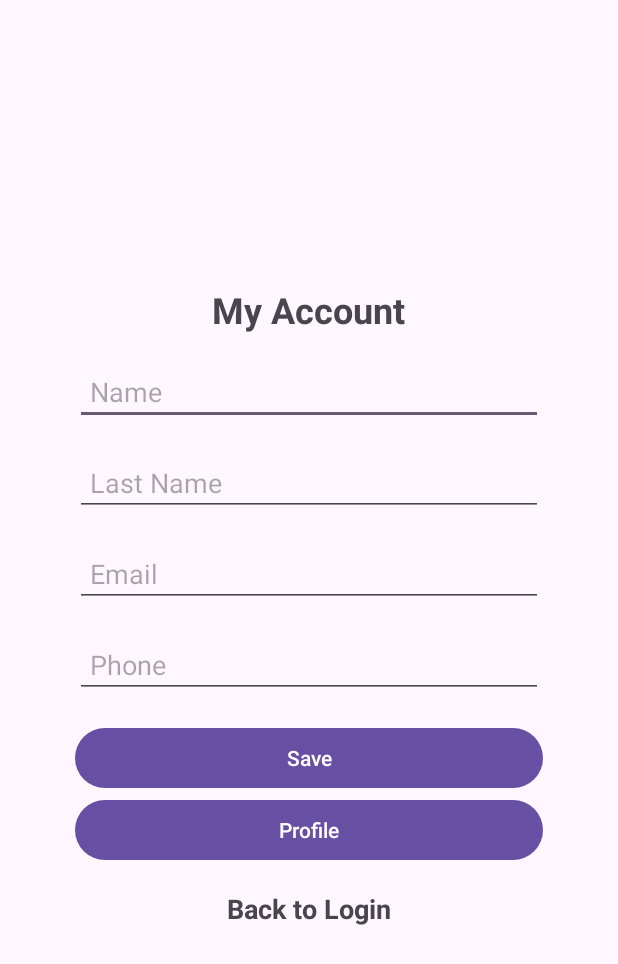
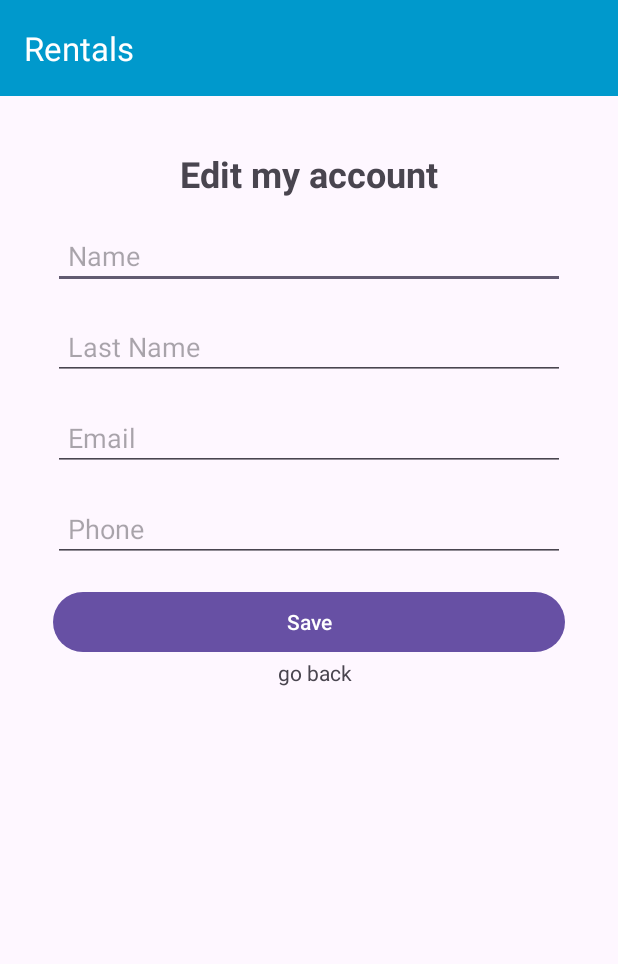
Before and after one commit to thiago-ssouza/rentals_app, an Android app: the MyAccountActivity screen opened directly, with no data from a screen before it, on a phone screen of 412 x 824 dp. Shown: the top 964 px of the screen. Run offline under Robolectric (Android 15) with nearby library versions, the phone set to English and light mode, and no system bars; our stand-ins replace Firebase (no records; nobody signed in at launch, a user with empty details on screens opened directly).

Commit message:
Fix bug My account - Update working clean - add link to go back

```diff
--- a/app/src/main/res/layout/activity_my_account.xml
+++ b/app/src/main/res/layout/activity_my_account.xml
@@ -6,15 +6,36 @@
     android:layout_width="match_parent"
     android:layout_height="match_parent"
     android:orientation="vertical"
-    android:padding="50dp"
+    android:gravity="top"
+    tools:context=".ApartmentsListActivity">
+
+    <LinearLayout
+        android:layout_width="match_parent"
+        android:layout_height="wrap_content"
+        android:gravity="top">
+
+        <androidx.appcompat.widget.Toolbar
+            android:layout_width="match_parent"
+            android:layout_height="wrap_content"
+            android:id="@+id/toolbar"
+            android:background="@android:color/holo_blue_dark"
+            app:title="Rentals"
+            android:theme="@style/ThemeOverlay.AppCompat.Dark.ActionBar"
+            app:popupTheme="@style/ThemeOverlay.AppCompat.Light"
+            />
+    </LinearLayout>
+
+    <LinearLayout
+        android:layout_width="match_parent"
+        android:layout_height="wrap_content"
+        android:orientation="vertical"
         android:gravity="center"
-    tools:context=".RegisterActivity">
-
+        android:layout_margin="35dp">
 
         <TextView
             android:layout_width="wrap_content"
             android:layout_height="wrap_content"
-        android:text="My Account"
+            android:text="Edit my account"
             android:textSize="24sp"
             android:textStyle="bold"
             android:layout_marginBottom="16dp" />
@@ -62,21 +83,14 @@
             android:text="Save"
             />
 
-    <Button
-        android:id="@+id/btnProfile"
+        <TextView
+            android:id="@+id/goBackLink"
             android:layout_width="match_parent"
             android:layout_height="wrap_content"
-        android:text="Profile"
+            android:text="go back"
+            android:layout_marginLeft="100dp"
             />
+    </LinearLayout>
 
-    <TextView
-        android:id="@+id/linkLogin"
-        android:layout_width="wrap_content"
-        android:layout_height="wrap_content"
-        android:text="Back to Login"
-        android:layout_marginTop="16dp"
-        android:textSize="18sp"
-        android:textStyle="bold"
-        android:layout_marginBottom="16dp" />
 
 </LinearLayout>
```
Also changed, not shown: app/src/main/java/com/example/rentals_app/ApartmentsListActivity.java (+7 -2 lines), app/src/main/java/com/example/rentals_app/MyAccountActivity.java (+84 -51 lines). Lines whose indentation alone changed are shown as unchanged.
